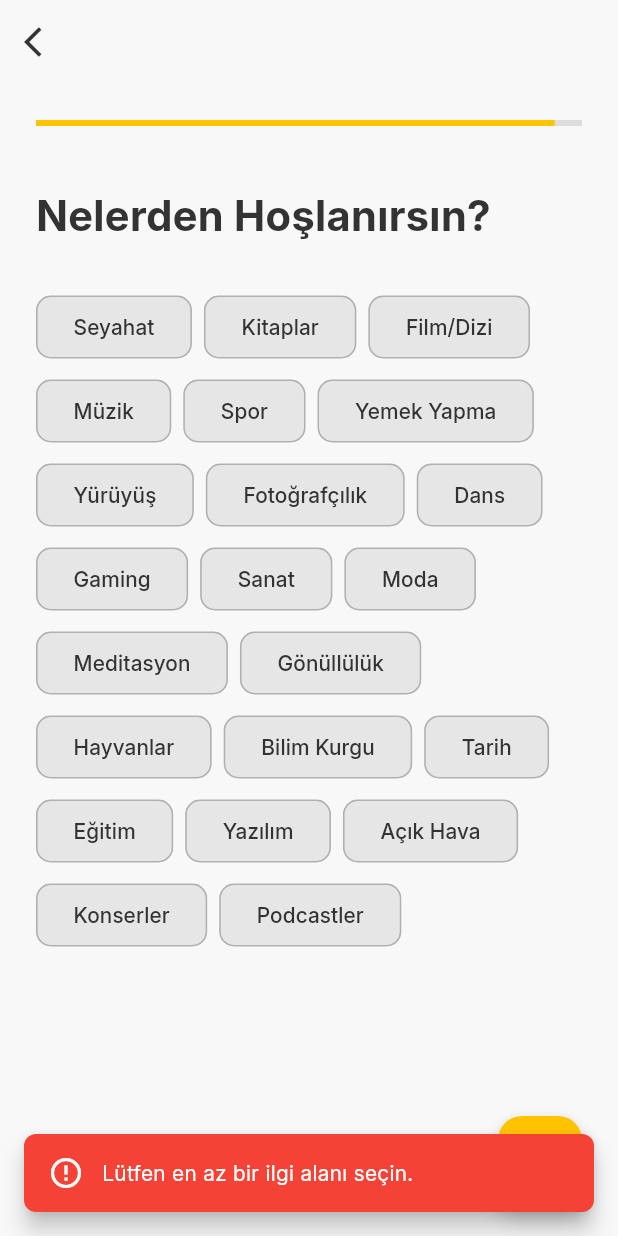
After one commit to gokhanyigit06/connectify_app, a Flutter app: the IntroScreen5 screen opened directly, after a tap on the "arrow forward ios" icon, on a phone screen of 412 x 824 dp. The commit adds this screen. Run offline on Flutter 3.47's test engine with Material 3 defaults, Android fonts, the phone set to English and light mode, and no system bars; our stand-ins replace cloud_firestore, firebase_auth, firebase_core, firebase_storage, google_sign_in, image_picker; accounts and stored records are empty.

Commit message:
Connectify: Adim adim profil olusturma guncellemeleri ve giris akisi revizyonu

```diff
--- a/lib/providers/onboarding_data_provider.dart
+++ b/lib/providers/onboarding_data_provider.dart
@@ -1,23 +1,27 @@
 import 'package:flutter/material.dart';
-import 'dart:io'; // File tipini kullanabilmek için
+import 'dart:io';
 
 class OnboardingDataProvider extends ChangeNotifier {
   String _name = '';
   DateTime? _dateOfBirth;
   String? _gender;
   String _location = '';
-  String _bio = ''; // Yeni: Biyografi alanı
+  String _bio = '';
+  int? _height;
+  String? _relationshipGoal; // Yeni: İlişki hedefi alanı
   List<String> _interests = [];
   File? _profileImageFile;
-  List<File> _otherImageFiles =
-      []; // Geçici olarak yeni eklenen resim dosyaları
+  List<File> _otherImageFiles = [];
 
   // Getter'lar
   String get name => _name;
   DateTime? get dateOfBirth => _dateOfBirth;
   String? get gender => _gender;
   String get location => _location;
-  String get bio => _bio; // Yeni: Biyografi getter
+  String get bio => _bio;
+  int? get height => _height;
+  String? get relationshipGoal =>
+      _relationshipGoal; // Yeni: İlişki hedefi getter
   List<String> get interests => List.unmodifiable(_interests);
   File? get profileImageFile => _profileImageFile;
   List<File> get otherImageFiles => List.unmodifiable(_otherImageFiles);
@@ -44,8 +48,18 @@ class OnboardingDataProvider extends ChangeNotifier {
   }
 
   void setBio(String bio) {
-    // Yeni: Biyografi setter
     _bio = bio;
+    notifyListeners();
+  }
+
+  void setHeight(int height) {
+    _height = height;
+    notifyListeners();
+  }
+
+  void setRelationshipGoal(String relationshipGoal) {
+    // Yeni: İlişki hedefi setter
+    _relationshipGoal = relationshipGoal;
     notifyListeners();
   }
 
@@ -68,8 +82,6 @@ class OnboardingDataProvider extends ChangeNotifier {
     if (_otherImageFiles.length < 5) {
       _otherImageFiles.add(file);
       notifyListeners();
-    } else {
-      // SnackBar mesajı burada gösterilmez, PhotoUploadScreen'de gösterilir.
     }
   }
 
@@ -78,13 +90,15 @@ class OnboardingDataProvider extends ChangeNotifier {
     notifyListeners();
   }
 
-  // Tüm verileri sıfırlama (örneğin kullanıcı çıkış yaptığında)
+  // Tüm verileri sıfırlama
   void reset() {
     _name = '';
     _dateOfBirth = null;
     _gender = null;
     _location = '';
-    _bio = ''; // Sıfırlama
+    _bio = '';
+    _height = null;
+    _relationshipGoal = null; // Sıfırlama
     _interests = [];
     _profileImageFile = null;
     _otherImageFiles = [];
--- /dev/null
+++ b/lib/screens/profile/intro_screen5.dart
@@ -0,0 +1,174 @@
+import 'package:flutter/material.dart';
+import 'package:connectify_app/utils/app_colors.dart';
+import 'package:connectify_app/services/snackbar_service.dart';
+import 'package:provider/provider.dart';
+import 'package:connectify_app/providers/onboarding_data_provider.dart';
+import 'package:connectify_app/screens/profile/intro_screen6.dart'; // IntroScreen6'ya yönlendirme
+
+class IntroScreen5 extends StatefulWidget {
+  const IntroScreen5({super.key});
+
+  @override
+  State<IntroScreen5> createState() => _IntroScreen5State();
+}
+
+class _IntroScreen5State extends State<IntroScreen5> {
+  List<String> _selectedInterests = [];
+
+  final List<String> _availableInterests = [
+    'Seyahat',
+    'Kitaplar',
+    'Film/Dizi',
+    'Müzik',
+    'Spor',
+    'Yemek Yapma',
+    'Yürüyüş',
+    'Fotoğrafçılık',
+    'Dans',
+    'Gaming',
+    'Sanat',
+    'Moda',
+    'Meditasyon',
+    'Gönüllülük',
+    'Hayvanlar',
+    'Bilim Kurgu',
+    'Tarih',
+    'Eğitim',
+    'Yazılım',
+    'Açık Hava',
+    'Konserler',
+    'Podcastler'
+  ];
+
+  @override
+  void initState() {
+    super.initState();
+    // OnboardingDataProvider'dan mevcut ilgi alanlarını yükle (geri gelindiğinde)
+    _selectedInterests = List.from(
+        Provider.of<OnboardingDataProvider>(context, listen: false).interests);
+  }
+
+  // İlgi alanı seçme/kaldırma
+  void _toggleInterest(String interest) {
+    setState(() {
+      if (_selectedInterests.contains(interest)) {
+        _selectedInterests.remove(interest);
+      } else {
+        _selectedInterests.add(interest);
+      }
+    });
+  }
+
+  void _onNextPressed() {
+    if (_selectedInterests.isEmpty) {
+      SnackBarService.showSnackBar(context,
+          message: 'Lütfen en az bir ilgi alanı seçin.',
+          type: SnackBarType.error);
+      return;
+    }
+
+    Provider.of<OnboardingDataProvider>(context, listen: false)
+        .setInterests(_selectedInterests);
+    debugPrint('IntroScreen5: İlgi alanları kaydedildi: $_selectedInterests');
+
+    SnackBarService.showSnackBar(context,
+        message: 'Devam ediliyor...', type: SnackBarType.info);
+
+    // Bir sonraki ekrana (IntroScreen6) geçiş
+    debugPrint(
+        'IntroScreen5: IntroScreen6\'ya yönlendirme başlatılıyor...'); // Yönlendirme logu
+    Navigator.of(context).push(
+      MaterialPageRoute(
+          builder: (context) =>
+              const IntroScreen6()), // IntroScreen6'ya yönlendir
+    );
+  }
+
+  @override
+  Widget build(BuildContext context) {
+    return Scaffold(
+      appBar: AppBar(
+        backgroundColor: AppColors.background,
+        elevation: 0,
+        leading: IconButton(
+          icon: Icon(Icons.arrow_back_ios, color: AppColors.primaryText),
+          onPressed: () => Navigator.of(context).pop(),
+        ),
+      ),
+      body: SafeArea(
+        child: Padding(
+          padding: const EdgeInsets.all(24.0),
+          child: Column(
+            crossAxisAlignment: CrossAxisAlignment.start,
+            children: [
+              // İlerleme Çubuğu
+              LinearProgressIndicator(
+                value:
+                    0.95, // Örn: %95 tamamlandı (toplam adım sayısına göre ayarlanacak)
+                backgroundColor: AppColors.grey.withOpacity(0.3),
+                valueColor:
+                    AlwaysStoppedAnimation<Color>(AppColors.primaryYellow),
+              ),
+              const SizedBox(height: 40),
+              Text(
+                'Nelerden Hoşlanırsın?',
+                style: TextStyle(
+                  fontSize: 28,
+                  fontWeight: FontWeight.bold,
+                  color: AppColors.primaryText,
+                ),
+              ),
+              const SizedBox(height: 30),
+              // İlgi Alanları Seçimi
+              Expanded(
+                child: SingleChildScrollView(
+                  child: Wrap(
+                    spacing: 8.0,
+                    runSpacing: 8.0,
+                    children: _availableInterests.map((interest) {
+                      final isSelected = _selectedInterests.contains(interest);
+                      return ChoiceChip(
+                        label: Text(interest),
+                        selected: isSelected,
+                        onSelected: (selected) {
+                          _toggleInterest(interest);
+                        },
+                        selectedColor: AppColors.accentPink,
+                        labelStyle: TextStyle(
+                          color: isSelected
+                              ? AppColors.white
+                              : AppColors.primaryText,
+                        ),
+                        backgroundColor: AppColors.grey.withOpacity(0.2),
+                        shape: RoundedRectangleBorder(
+                          borderRadius: BorderRadius.circular(10),
+                          side: BorderSide(
+                            color: isSelected
+                                ? AppColors.accentPink
+                                : AppColors.grey.withOpacity(0.5),
+                          ),
+                        ),
+                        padding: const EdgeInsets.symmetric(
+                            horizontal: 16, vertical: 10),
+                      );
+                    }).toList(),
+                  ),
+                ),
+              ),
+              const SizedBox(height: 20),
+              Align(
+                alignment: Alignment.bottomRight,
+                child: FloatingActionButton(
+                  onPressed: _onNextPressed,
+                  backgroundColor: AppColors.primaryYellow,
+                  foregroundColor: AppColors.black,
+                  child: const Icon(Icons.arrow_forward_ios),
+                ),
+              ),
+            ],
+          ),
+        ),
+      ),
+    );
+  }
+}
```
Also changed, not shown: lib/screens/profile/intro_screen3.dart (+3 -5 lines), lib/screens/profile/intro_screen4.dart (added, +141 -0 lines), lib/screens/profile/intro_screen6.dart (added, +178 -0 lines).
